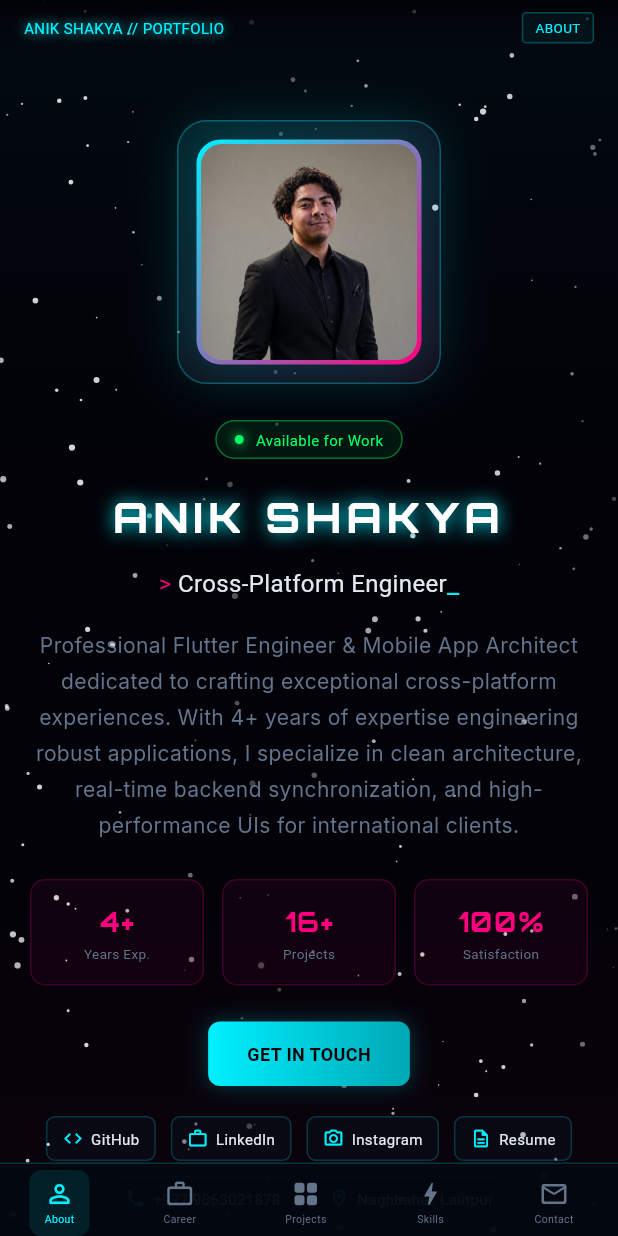
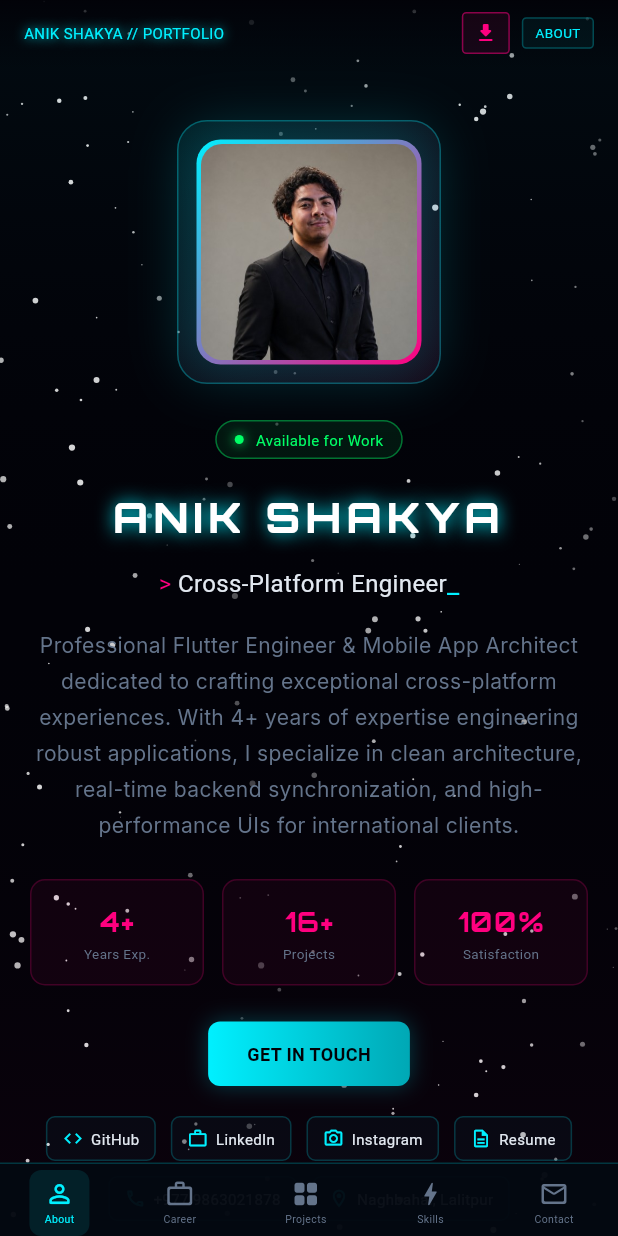
Before and after one commit to Anikshakya/my_portfolio, a Flutter app: the screen it shows after launch, on a phone screen of 412 x 824 dp. Run offline on Flutter 3.47's test engine with Material 3 defaults, Android fonts, the phone set to English and light mode, and no system bars; drawn by our look-alikes of flutter_animate; our stand-ins replace google_fonts, visibility_detector.

Commit message:
Managed
- Added download resume
- fixed experioence

```diff
--- a/lib/main.dart
+++ b/lib/main.dart
@@ -1,5 +1,6 @@
 import 'package:flutter/material.dart';
 import 'package:flutter/services.dart';
+import 'package:url_launcher/url_launcher.dart';
 import 'theme/hud_theme.dart';
 import 'widgets/space_background.dart';
 import 'widgets/nav_rail.dart';
@@ -212,6 +213,14 @@ class _TopBar extends StatelessWidget {
       required this.sectionNames,
       required this.isWide});
 
+  static const _resumeDownloadUrl =
+      'https://drive.google.com/uc?export=download&id=1DVXMgBsQ2_-sZ87uilSv-n76lRJsrCFP';
+
+  Future<void> _downloadResume() async {
+    final uri = Uri.parse(_resumeDownloadUrl);
+    await launchUrl(uri, mode: LaunchMode.externalApplication);
+  }
+
   @override
   Widget build(BuildContext context) {
     return Container(
@@ -229,14 +238,50 @@ class _TopBar extends StatelessWidget {
         ),
       ),
       child: Row(
-        mainAxisAlignment: MainAxisAlignment.spaceBetween,
         children: [
-          Text(
-            'ANIK SHAKYA // PORTFOLIO',
-            style: HudTextStyles.mono(10).copyWith(
-              shadows: [const Shadow(color: HudColors.cyan, blurRadius: 8)],
+          Expanded(
+            child: Text(
+              'ANIK SHAKYA // PORTFOLIO',
+              overflow: TextOverflow.ellipsis,
+              style: HudTextStyles.mono(10).copyWith(
+                shadows: [const Shadow(color: HudColors.cyan, blurRadius: 8)],
+              ),
             ),
           ),
+          const SizedBox(width: 8),
+          Tooltip(
+            message: 'Download resume',
+            child: InkWell(
+              onTap: _downloadResume,
+              borderRadius: BorderRadius.circular(3),
+              child: Container(
+                padding: EdgeInsets.symmetric(
+                  horizontal: isWide ? 9 : 7,
+                  vertical: 5,
+                ),
+                decoration: BoxDecoration(
+                  border: Border.all(color: HudColors.magenta.withOpacity(0.5)),
+                  borderRadius: BorderRadius.circular(3),
+                  color: HudColors.magenta.withOpacity(0.08),
+                ),
+                child: isWide
+                    ? Row(
+                        mainAxisSize: MainAxisSize.min,
+                        children: [
+                          const Icon(Icons.download_rounded,
+                              size: 14, color: HudColors.magenta),
+                          const SizedBox(width: 5),
+                          Text('RESUME',
+                              style: HudTextStyles.mono(9,
+                                  color: HudColors.magenta)),
+                        ],
+                      )
+                    : const Icon(Icons.download_rounded,
+                        size: 16, color: HudColors.magenta),
+              ),
+            ),
+          ),
+          const SizedBox(width: 8),
           Container(
             padding: const EdgeInsets.symmetric(horizontal: 8, vertical: 3),
             decoration: BoxDecoration(
```
Also changed, not shown: lib/screens/experience_screen.dart (+16 -13 lines).
